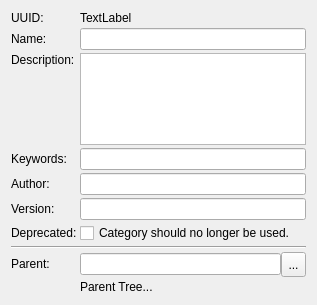
LibrePCB/LibrePCB, file libs/librepcb/libraryeditor/pkgcat/packagecategoryeditorwidget.ui: the form before one commit.
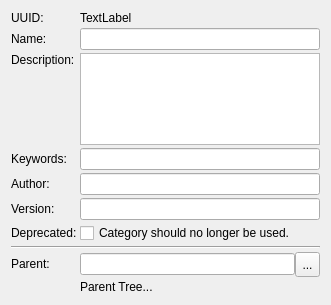
The form after the commit.

The edit to the form file:
```diff
--- a/libs/librepcb/libraryeditor/pkgcat/packagecategoryeditorwidget.ui
+++ b/libs/librepcb/libraryeditor/pkgcat/packagecategoryeditorwidget.ui
@@ -6,7 +6,7 @@
    <rect>
     <x>0</x>
     <y>0</y>
-    <width>317</width>
+    <width>331</width>
     <height>305</height>
    </rect>
   </property>
```
Left out of the diff: 2 changed lines with no effect on the pictures.
